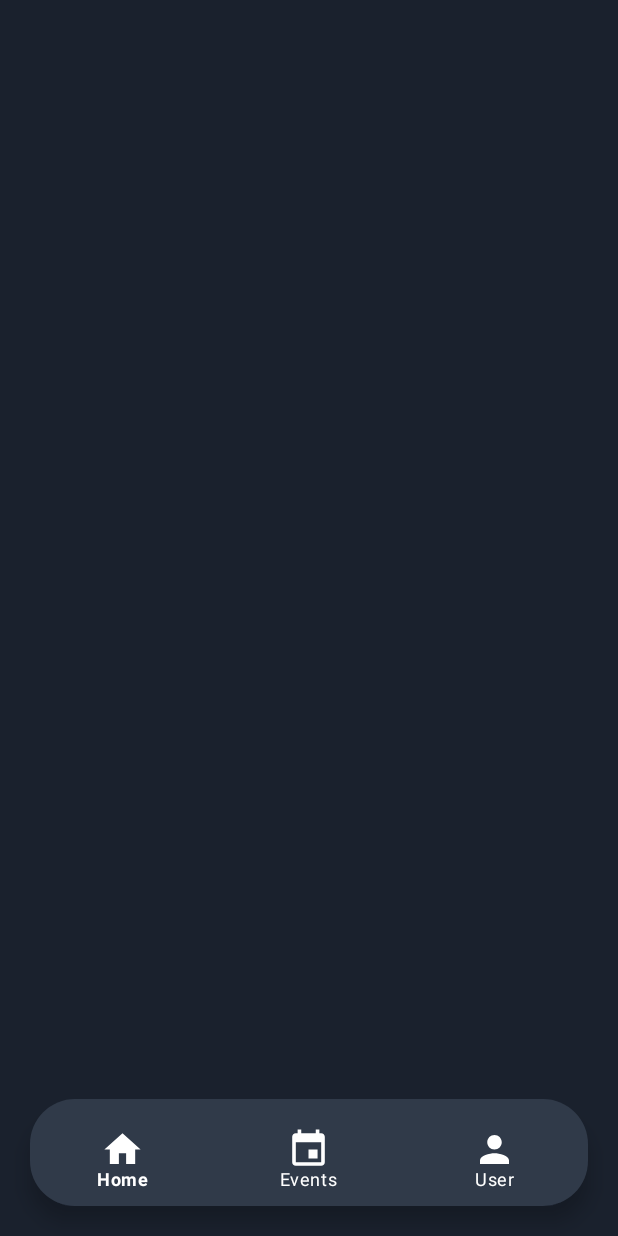
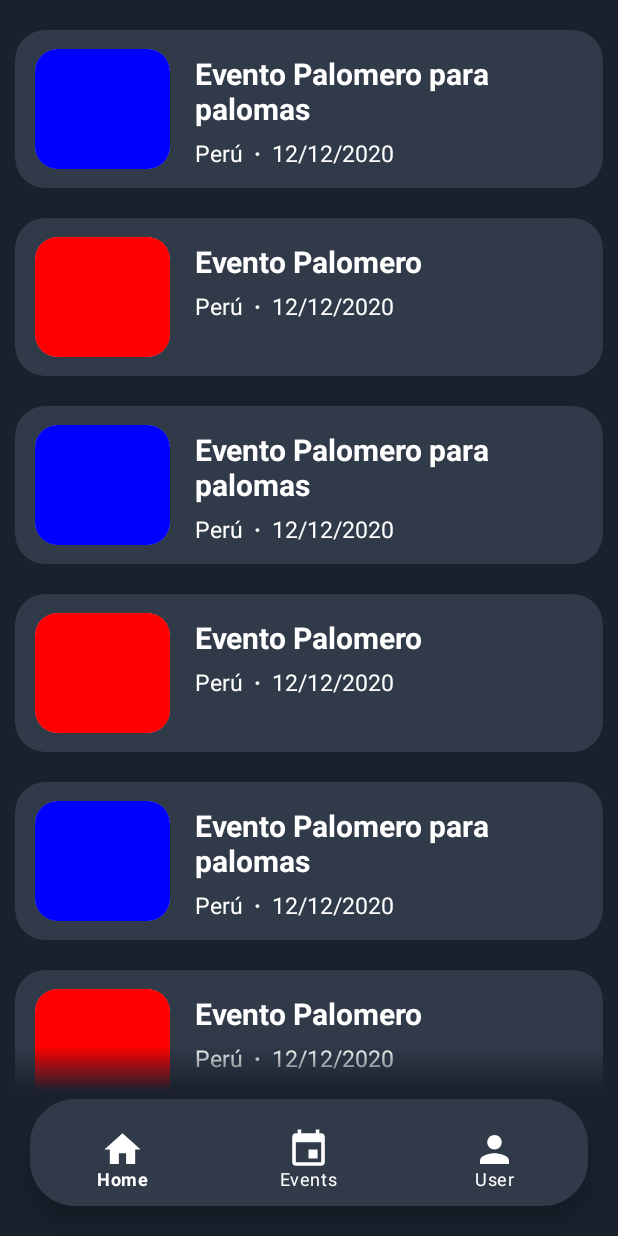
Before and after one commit to danimr99/LaSalle_GTAS2_Android_OpenEvents, an Android app: the fragment MyCreatedEventsFragment placed in its activity, on a phone screen of 412 x 824 dp. Run offline under Robolectric (Android 15) with nearby library versions, the phone set to English and light mode, and no system bars.

Commit message:
creation of my events fragment and minor improvements of events item

```diff
--- a/app/src/main/java/com/openevents/MyCreatedEventsFragment.java
+++ b/app/src/main/java/com/openevents/MyCreatedEventsFragment.java
@@ -1,64 +1,82 @@
 package com.openevents;
 
+import android.graphics.Color;
 import android.os.Bundle;
 
 import androidx.fragment.app.Fragment;
+import androidx.recyclerview.widget.LinearLayoutManager;
+import androidx.recyclerview.widget.RecyclerView;
 
 import android.view.LayoutInflater;
 import android.view.View;
 import android.view.ViewGroup;
+import android.widget.Toast;
 
-/**
- * A simple {@link Fragment} subclass.
- * Use the {@link MyCreatedEventsFragment#newInstance} factory method to
- * create an instance of this fragment.
- */
-public class MyCreatedEventsFragment extends Fragment {
+import java.util.ArrayList;
 
-    // TODO: Rename parameter arguments, choose names that match
-    // the fragment initialization parameters, e.g. ARG_ITEM_NUMBER
-    private static final String ARG_PARAM1 = "param1";
-    private static final String ARG_PARAM2 = "param2";
-
-    // TODO: Rename and change types of parameters
-    private String mParam1;
-    private String mParam2;
+public class MyCreatedEventsFragment extends Fragment implements MyEventsRecyclerViewAdapter.ItemClickListener{
+    private MyEventsRecyclerViewAdapter adapter;
 
     public MyCreatedEventsFragment() {
         // Required empty public constructor
     }
 
-    /**
-     * Use this factory method to create a new instance of
-     * this fragment using the provided parameters.
-     *
-     * @param param1 Parameter 1.
-     * @param param2 Parameter 2.
-     * @return A new instance of fragment MyCreatedEventsFragment.
-     */
-    // TODO: Rename and change types and number of parameters
-    public static MyCreatedEventsFragment newInstance(String param1, String param2) {
-        MyCreatedEventsFragment fragment = new MyCreatedEventsFragment();
-        Bundle args = new Bundle();
-        args.putString(ARG_PARAM1, param1);
-        args.putString(ARG_PARAM2, param2);
-        fragment.setArguments(args);
-        return fragment;
-    }
-
     @Override
     public void onCreate(Bundle savedInstanceState) {
         super.onCreate(savedInstanceState);
-        if (getArguments() != null) {
-            mParam1 = getArguments().getString(ARG_PARAM1);
-            mParam2 = getArguments().getString(ARG_PARAM2);
-        }
     }
 
     @Override
     public View onCreateView(LayoutInflater inflater, ViewGroup container,
                              Bundle savedInstanceState) {
         // Inflate the layout for this fragment
-        return inflater.inflate(R.layout.fragment_my_created_events, container, false);
+        View view = inflater.inflate(R.layout.fragment_my_created_events, container, false);
+
+        // data to populate the RecyclerView with
+        ArrayList<Integer> eventsImage = new ArrayList<>();
+        eventsImage.add(Color.BLUE);
+        eventsImage.add(Color.RED);
+        eventsImage.add(Color.BLUE);
+        eventsImage.add(Color.RED);
+        eventsImage.add(Color.BLUE);
+        eventsImage.add(Color.RED);
+
+        ArrayList<String> eventsTitle = new ArrayList<>();
+        eventsTitle.add("Evento Palomero para palomas");
+        eventsTitle.add("Evento Palomero");
+        eventsTitle.add("Evento Palomero para palomas");
+        eventsTitle.add("Evento Palomero");
+        eventsTitle.add("Evento Palomero para palomas");
+        eventsTitle.add("Evento Palomero");
+
+        ArrayList<String> eventsLocation = new ArrayList<>();
+        eventsLocation.add("Perú");
+        eventsLocation.add("Perú");
+        eventsLocation.add("Perú");
+        eventsLocation.add("Perú");
+        eventsLocation.add("Perú");
+        eventsLocation.add("Perú");
+
+        ArrayList<String> eventsDate = new ArrayList<>();
+        eventsDate.add("12/12/2020");
+        eventsDate.add("12/12/2020");
+        eventsDate.add("12/12/2020");
+        eventsDate.add("12/12/2020");
+        eventsDate.add("12/12/2020");
+        eventsDate.add("12/12/2020");
+
+        // set up the vertical RecyclerView
+        RecyclerView recyclerView = view.findViewById(R.id.my_created_events_recycler_view);
+        recyclerView.setLayoutManager(new LinearLayoutManager(getContext(), LinearLayoutManager.VERTICAL, false));
+        adapter = new MyEventsRecyclerViewAdapter(getContext(), eventsImage, eventsTitle, eventsLocation, eventsDate);
+        adapter.setClickListener(this);
+        recyclerView.setAdapter(adapter);
+
+        return view;
+    }
+
+    @Override
+    public void onItemClick(View view, int position) {
+        Toast.makeText(getContext(), "You clicked " + adapter.getItem(position), Toast.LENGTH_SHORT).show();
     }
 }
--- a/app/src/main/java/com/openevents/EventsRecyclerViewAdapter.java
+++ b/app/src/main/java/com/openevents/MyEventsRecyclerViewAdapter.java
@@ -11,39 +11,42 @@ import androidx.recyclerview.widget.RecyclerView;
 
 import java.util.List;
 
-public class EventsRecyclerViewAdapter extends RecyclerView.Adapter<EventsRecyclerViewAdapter.ViewHolder> {
+public class MyEventsRecyclerViewAdapter extends RecyclerView.Adapter<MyEventsRecyclerViewAdapter.ViewHolder> {
 
     private List<Integer> mImage;
     private List<String> mTitle;
     private List<String> mLocation;
+    private List<String> mDate;
     private LayoutInflater mInflater;
-    private ItemClickListener mClickListener;
+    private MyEventsRecyclerViewAdapter.ItemClickListener mClickListener;
 
-
-    public EventsRecyclerViewAdapter(Context context, List<Integer> images, List<String> titles, List<String> locations) {
+    public MyEventsRecyclerViewAdapter(Context context, List<Integer> images, List<String> titles, List<String> locations, List<String> dates) {
         this.mInflater = LayoutInflater.from(context);
         this.mImage = images;
         this.mTitle = titles;
         this.mLocation = locations;
+        this.mDate = dates;
     }
 
     // inflates the row layout from xml when needed
     @Override
     @NonNull
-    public ViewHolder onCreateViewHolder(@NonNull ViewGroup parent, int viewType) {
+    public MyEventsRecyclerViewAdapter.ViewHolder onCreateViewHolder(@NonNull ViewGroup parent, int viewType) {
         View view = mInflater.inflate(R.layout.events_recyclerview_item, parent, false);
-        return new ViewHolder(view);
+        return new MyEventsRecyclerViewAdapter.ViewHolder(view);
     }
 
     // binds the data to the view and textview in each row
     @Override
-    public void onBindViewHolder(@NonNull ViewHolder holder, int position) {
+    public void onBindViewHolder(@NonNull MyEventsRecyclerViewAdapter.ViewHolder holder, int position) {
         int i = mImage.get(position);
         String title = mTitle.get(position);
         String location = mLocation.get(position);
+        String date = mDate.get(position);
         holder.myEventsView.setBackgroundColor(i);
         holder.myTextView.setText(title);
         holder.myLocationView.setText(location);
+        holder.myDateView.setText(date);
     }
 
     // total number of rows
@@ -57,12 +60,14 @@ public class EventsRecyclerViewAdapter extends RecyclerView.Adapter<EventsRecycl
         View myEventsView;
         TextView myTextView;
         TextView myLocationView;
+        TextView myDateView;
 
         ViewHolder(View itemView) {
             super(itemView);
             myEventsView = itemView.findViewById(R.id.EventsRecyclerViewEventImage);
             myTextView = itemView.findViewById(R.id.EventsRecyclerViewEventTitle);
             myLocationView = itemView.findViewById(R.id.EventsRecyclerViewEventLocation);
+            myDateView = itemView.findViewById(R.id.EventsRecyclerViewEventDate);
             itemView.setOnClickListener(this);
         }
 
@@ -78,7 +83,7 @@ public class EventsRecyclerViewAdapter extends RecyclerView.Adapter<EventsRecycl
     }
 
     // allows clicks events to be caught
-    public void setClickListener(ItemClickListener itemClickListener) {
+    public void setClickListener(MyEventsRecyclerViewAdapter.ItemClickListener itemClickListener) {
         this.mClickListener = itemClickListener;
     }
 
--- a/app/src/main/res/layout/events_recyclerview_item.xml
+++ b/app/src/main/res/layout/events_recyclerview_item.xml
@@ -46,15 +46,39 @@
                 android:textColor="@color/white"
                 android:textStyle="bold" />
 
+            <LinearLayout
+                android:layout_width="wrap_content"
+                android:layout_height="wrap_content"
+                android:orientation="horizontal"
+                android:layout_marginTop="5dp"
+                android:layout_marginStart="120dp"
+                android:layout_marginEnd="20dp">
+
             <TextView
                 android:id="@+id/EventsRecyclerViewEventLocation"
                 android:layout_width="wrap_content"
                 android:layout_height="match_parent"
                 android:textSize="15sp"
-                android:layout_marginTop="5dp"
-                android:layout_marginStart="120dp"
-                android:layout_marginEnd="20dp"
                 android:textColor="@color/white" />
+
+                <TextView
+                    android:layout_width="wrap_content"
+                    android:layout_height="match_parent"
+                    android:textSize="15sp"
+                    android:layout_marginStart="7dp"
+                    android:layout_marginEnd="7dp"
+                    android:textColor="@color/white"
+                    android:text="@string/separator2"
+                    android:textStyle="bold"/>
+
+                <TextView
+                    android:id="@+id/EventsRecyclerViewEventDate"
+                    android:layout_width="wrap_content"
+                    android:layout_height="match_parent"
+                    android:textSize="15sp"
+                    android:textColor="@color/white" />
+
+            </LinearLayout>
 
         </LinearLayout>
 
--- a/app/src/main/res/layout/fragment_my_created_events.xml
+++ b/app/src/main/res/layout/fragment_my_created_events.xml
@@ -1,13 +1,20 @@
 <?xml version="1.0" encoding="utf-8"?>
-<FrameLayout xmlns:android="http://schemas.android.com/apk/res/android"
+<LinearLayout
+    xmlns:android="http://schemas.android.com/apk/res/android"
     xmlns:tools="http://schemas.android.com/tools"
+    android:background="@color/primary_background"
     android:layout_width="match_parent"
     android:layout_height="match_parent"
+    android:orientation="vertical"
     tools:context=".MyCreatedEventsFragment">
 
-    <!-- TODO: Update blank fragment layout -->
-    <TextView
+    <androidx.recyclerview.widget.RecyclerView
+        android:layout_marginTop="10dp"
+        android:id="@+id/my_created_events_recycler_view"
         android:layout_width="match_parent"
-        android:layout_height="match_parent" />
+        android:layout_height="wrap_content"
+        android:layout_marginBottom="5dp"
+        android:requiresFadingEdge="vertical"
+        android:fadingEdgeLength="30dp"/>
 
-</FrameLayout>
+</LinearLayout>
--- a/app/src/main/res/values/strings.xml
+++ b/app/src/main/res/values/strings.xml
@@ -62,4 +62,5 @@
     <string name="endDateEventCreationHint">Select closure date</string>
     <string name="participantsEventCreationHint">Select number of participants</string>
     <string name="createEvent">CREATE EVENT</string>
+    <string name="separator2">·</string>
 </resources>
```
Also changed, not shown: app/src/main/java/com/openevents/EventsFragment.java (+11 -38 lines).
